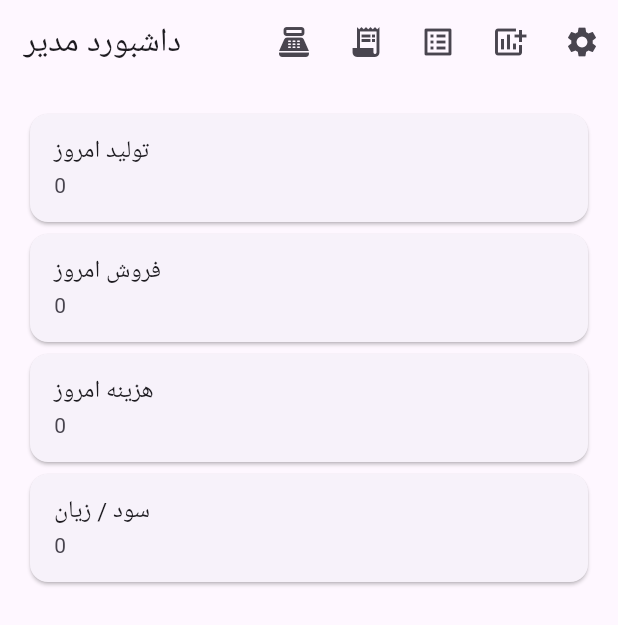
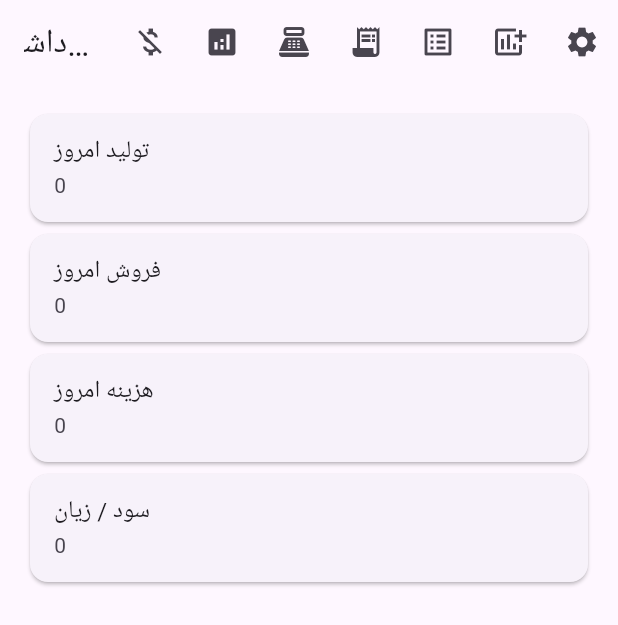
Before and after one commit to hidooch980/Bakery-Manager-AI, a Flutter app: the screen it shows after launch, on a phone screen of 412 x 824 dp. Shown: the top 625 px of the screen. Run offline on Flutter 3.47's test engine with Material 3 defaults, Android fonts, the phone set to English and light mode, and no system bars; our stand-ins replace fl_chart, shared_preferences; network calls fail.

Commit message:
Connect expense screens to dashboard

```diff
--- a/mobile/lib/screens/dashboard_screen.dart
+++ b/mobile/lib/screens/dashboard_screen.dart
@@ -6,6 +6,8 @@ import 'production_screen.dart';
 import 'production_list_screen.dart';
 import 'sales_screen.dart';
 import 'sales_report_screen.dart';
+import 'expenses_screen.dart';
+import 'expenses_report_screen.dart';
 
 class DashboardScreen extends StatefulWidget{
 const DashboardScreen({super.key});
@@ -58,6 +60,18 @@ return Scaffold(
 appBar:AppBar(
 title:const Text('داشبورد مدیر'),
             actions:[
+              IconButton(
+                icon:const Icon(Icons.money_off),
+                onPressed:(){
+                  Navigator.push(context, MaterialPageRoute(builder:(_)=>const ExpensesScreen()));
+                },
+              ),
+              IconButton(
+                icon:const Icon(Icons.analytics),
+                onPressed:(){
+                  Navigator.push(context, MaterialPageRoute(builder:(_)=>const ExpensesReportScreen()));
+                },
+              ),
               IconButton(
                 icon:const Icon(Icons.point_of_sale),
                 onPressed:(){
```
